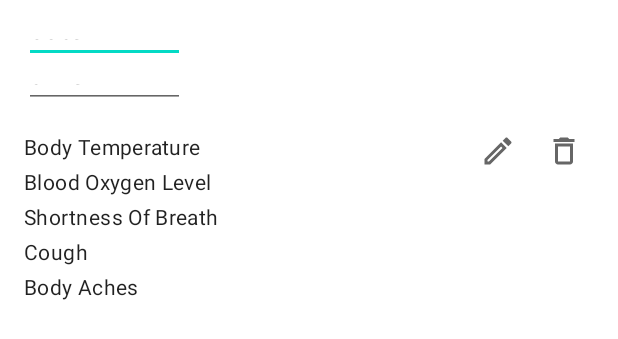
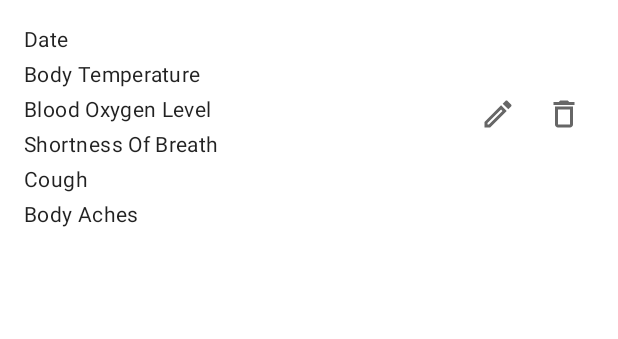
Before and after one commit to riyawairagade/HealthTracker, an Android app: the layout item_row_health.xml on its own in the app's theme, with its tools: preview values and no code run, on a phone screen of 412 x 824 dp. Shown: the top 339 px of the screen. Run offline under Robolectric (Android 15) with nearby library versions, the phone set to English and light mode, and no system bars.

Commit message:
displaying health data in the recycler view

```diff
--- a/app/src/main/java/com/example/healthtracker/SignInFragment.kt
+++ b/app/src/main/java/com/example/healthtracker/SignInFragment.kt
@@ -50,6 +50,10 @@ class SignInFragment : Fragment() {
     override fun onViewCreated(view: View, savedInstanceState: Bundle?) {
         super.onViewCreated(view, savedInstanceState)
 
+        if (Firebase.auth.currentUser!= null){
+            findNavController().navigate(R.id.action_signInFragment_to_healthFragment)
+        }
+
         _googleSignInClient = GoogleSignIn.getClient(
                 requireContext(),
                 GoogleSignInOptions.Builder(GoogleSignInOptions.DEFAULT_SIGN_IN)
--- a/app/src/main/res/layout/item_row_health.xml
+++ b/app/src/main/res/layout/item_row_health.xml
@@ -5,39 +5,29 @@
     android:layout_width="match_parent"
     android:layout_height="wrap_content">
 
-    <EditText
-        android:id="@+id/editTextDate"
-        android:layout_width="107dp"
-        android:layout_height="26dp"
+    <TextView
+        android:id="@+id/date_text"
+        android:layout_width="wrap_content"
+        android:layout_height="wrap_content"
         android:layout_marginStart="16dp"
         android:layout_marginTop="16dp"
-        android:ems="10"
-        android:inputType="date"
-        android:text="date"
+        android:layout_marginBottom="16dp"
+        android:textAppearance="@style/TextAppearance.MaterialComponents.Body2"
         app:layout_constraintStart_toStartOf="parent"
-        app:layout_constraintTop_toTopOf="parent" />
+        app:layout_constraintTop_toTopOf="parent"
+        tools:text="Date" />
 
-    <EditText
-        android:id="@+id/editTextTime"
-        android:layout_width="107dp"
-        android:layout_height="26dp"
-        android:layout_marginStart="16dp"
-        android:layout_marginTop="4dp"
-        android:ems="10"
-        android:inputType="time"
-        android:text="time"
-        app:layout_constraintStart_toStartOf="parent"
-        app:layout_constraintTop_toBottomOf="@+id/editTextDate" />
 
     <TextView
         android:id="@+id/temperature_text"
         android:layout_width="wrap_content"
         android:layout_height="wrap_content"
         android:layout_marginStart="16dp"
-        android:layout_marginTop="16dp"
+        android:layout_marginTop="4dp"
+        android:layout_marginBottom="16dp"
         android:textAppearance="@style/TextAppearance.MaterialComponents.Body2"
         app:layout_constraintStart_toStartOf="parent"
-        app:layout_constraintTop_toBottomOf="@id/editTextTime"
+        app:layout_constraintTop_toBottomOf="@id/date_text"
         tools:text="Body Temperature" />
 
     <TextView
```
Also changed, not shown: app/src/main/java/com/example/healthtracker/AddItemFragment.kt (+2 -9 lines), app/src/main/java/com/example/healthtracker/Health.kt (added, +12 -0 lines), app/src/main/java/com/example/healthtracker/HealthAdapter.kt (+40 -0 lines), app/src/main/java/com/example/healthtracker/HealthFragment.kt (+34 -2 lines).
